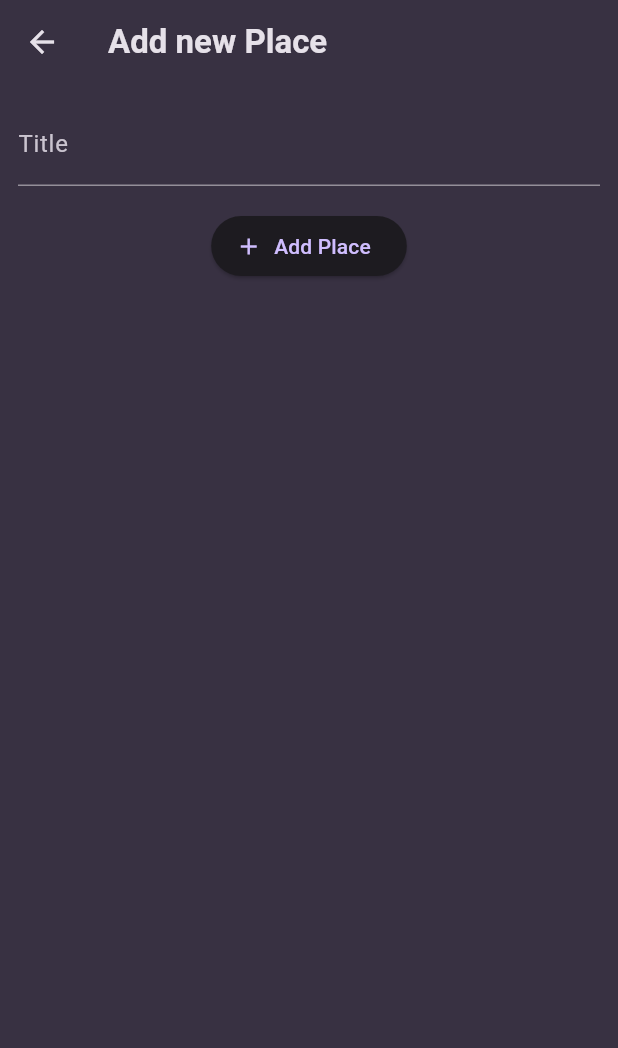
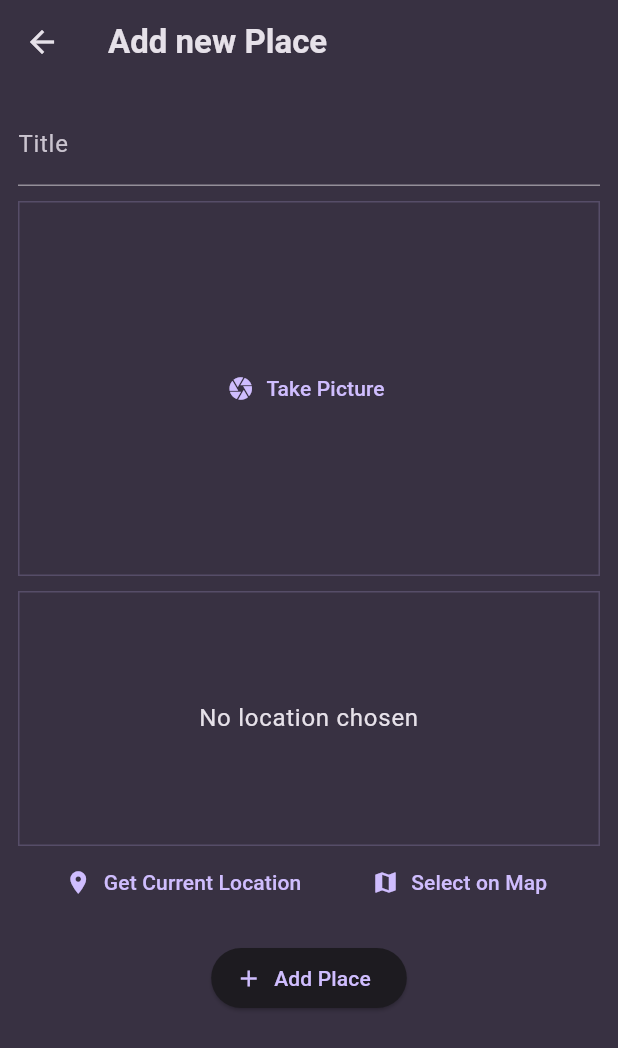
Before and after one commit to keitaSmith/favorite_places, a Flutter app: the AddPlaceScreen screen opened directly, on a phone screen of 412 x 824 dp. Shown: the top 1048 px of the screen. Run offline on Flutter 3.47's test engine with Material 3 defaults, Android fonts, the phone set to English and light mode, and no system bars; our stand-ins replace flutter_riverpod, google_fonts, image_picker, location.

Commit message:
added geolocation functionality, current location static snapshop, as well as native device features (use of camera) to take a picture, also added riverpod for state management

```diff
--- a/lib/models/place.dart
+++ b/lib/models/place.dart
@@ -1,9 +1,24 @@
 import 'package:uuid/uuid.dart';
+import 'dart:io';
 
 const uuid = Uuid();
 
+class PlaceLocation {
+  const PlaceLocation({
+    required this.latitude,
+    required this.longitude,
+    required this.address,
+  });
+  final double latitude;
+  final double longitude;
+  final String address;
+}
+
 class Place {
-  Place({required this.title}) : id = uuid.v4();
+  Place({required this.title, required this.image, required this.location})
+    : id = uuid.v4();
   final String id;
   final String title;
+  final File image;
+  final PlaceLocation location;
 }
--- a/lib/providers/userPlaces.dart
+++ b/lib/providers/userPlaces.dart
@@ -1,10 +1,11 @@
 import 'package:flutter_riverpod/flutter_riverpod.dart';
 import 'package:favorite_places/models/place.dart';
+import 'dart:io';
 
 class UserplacesNotifier extends StateNotifier<List<Place>> {
   UserplacesNotifier() : super(const []);
-  void addPlace(String title) {
-    final newPlace = Place(title: title);
+  void addPlace(String title, File image, PlaceLocation location) {
+    final newPlace = Place(title: title, image: image, location: location);
     state = [newPlace, ...state];
   }
 }
--- a/lib/screens/add_place.dart
+++ b/lib/screens/add_place.dart
@@ -1,6 +1,10 @@
 import 'package:favorite_places/providers/userPlaces.dart';
+import 'package:favorite_places/widgets/location_input.dart';
 import 'package:flutter/material.dart';
 import 'package:flutter_riverpod/flutter_riverpod.dart';
+import 'package:favorite_places/widgets/image_input.dart';
+import 'dart:io';
+import 'package:favorite_places/models/place.dart';
 
 class AddPlaceScreen extends ConsumerStatefulWidget {
   const AddPlaceScreen({super.key});
@@ -11,6 +15,8 @@ class AddPlaceScreen extends ConsumerStatefulWidget {
 
 class _AddPlaceScreenState extends ConsumerState<AddPlaceScreen> {
   final _titleController = TextEditingController();
+  File? _selectedImage;
+  PlaceLocation? _selectedLocation;
   @override
   void dispose() {
     _titleController.dispose();
@@ -19,10 +25,14 @@ class _AddPlaceScreenState extends ConsumerState<AddPlaceScreen> {
 
   void _savePlace() {
     final enteredTitle = _titleController.text;
-    if (enteredTitle.isEmpty) {
+    if (enteredTitle.isEmpty ||
+        _selectedImage == null ||
+        _selectedLocation == null) {
       return;
     }
-    ref.read(userPlacesProvider.notifier).addPlace(enteredTitle);
+    ref
+        .read(userPlacesProvider.notifier)
+        .addPlace(enteredTitle, _selectedImage!, _selectedLocation!);
     Navigator.of(context).pop();
   }
 
@@ -39,6 +49,14 @@ class _AddPlaceScreenState extends ConsumerState<AddPlaceScreen> {
               controller: _titleController,
               style: TextStyle(color: Theme.of(context).colorScheme.onSurface),
             ),
+            const SizedBox(height: 10),
+            ImageInput(onPickImage: (image) => _selectedImage = image),
+            const SizedBox(height: 10),
+            LocationInput(
+              onSelectLocation: (location) {
+                _selectedLocation = location;
+              },
+            ),
             const SizedBox(height: 16),
             ElevatedButton.icon(
               onPressed: _savePlace,
--- a/lib/screens/places.dart
+++ b/lib/screens/places.dart
@@ -24,7 +24,10 @@ class PlacesScreen extends ConsumerWidget {
           ),
         ],
       ),
-      body: PlacesList(places: userPlaces),
+      body: Padding(
+        padding: const EdgeInsets.all(8.0),
+        child: PlacesList(places: userPlaces),
+      ),
     );
   }
 }
--- /dev/null
+++ b/lib/widgets/image_input.dart
@@ -0,0 +1,58 @@
+import 'package:flutter/material.dart';
+import 'package:image_picker/image_picker.dart';
+import 'dart:io';
+
+class ImageInput extends StatefulWidget {
+  const ImageInput({super.key, required this.onPickImage});
+  final void Function(File image) onPickImage;
+
+  @override
+  State<ImageInput> createState() => _ImageInputState();
+}
+
+class _ImageInputState extends State<ImageInput> {
+  File? _selectedIamge;
+  void _takePicture() async {
+    final imagePicker = ImagePicker();
+    final pickedImage = await imagePicker.pickImage(
+      source: ImageSource.camera,
+      maxWidth: 600,
+    );
+    if (pickedImage == null) return;
+    setState(() {
+      _selectedIamge = File(pickedImage.path);
+    });
+    widget.onPickImage(_selectedIamge!);
+  }
+
+  @override
+  Widget build(BuildContext context) {
+    Widget content = TextButton.icon(
+      icon: const Icon(Icons.camera),
+      onPressed: _takePicture,
+      label: const Text('Take Picture'),
+    );
+    if (_selectedIamge != null) {
+      content = GestureDetector(
+        onTap: _takePicture,
+        child: Image.file(
+          _selectedIamge!,
+          fit: BoxFit.cover,
+          width: double.infinity,
+        ),
+      );
+    }
+    return Container(
+      decoration: BoxDecoration(
+        border: Border.all(
+          width: 1,
+          color: Theme.of(context).colorScheme.primary.withValues(alpha: 0.2),
+        ),
+      ),
+      height: 250,
+      width: double.infinity,
+      alignment: Alignment.center,
+      child: content,
+    );
+  }
+}
--- /dev/null
+++ b/lib/widgets/location_input.dart
@@ -0,0 +1,126 @@
+import 'package:favorite_places/models/place.dart';
+import 'package:flutter/material.dart';
+import 'package:location/location.dart';
+import 'package:http/http.dart' as http;
+import 'dart:convert';
+
+class LocationInput extends StatefulWidget {
+  const LocationInput({super.key, required this.onSelectLocation});
+  final void Function(PlaceLocation location) onSelectLocation;
+  @override
+  State<LocationInput> createState() => _LocationInputState();
+}
+
+class _LocationInputState extends State<LocationInput> {
+  PlaceLocation? _pickedLocation;
+  var _isGettingLocation = false;
+  String get locationImage {
+    final lat = _pickedLocation!.latitude;
+    final lng = _pickedLocation!.longitude;
+    return 'https://maps.googleapis.com/maps/api/staticmap?center=$lat,$lng&zoom=16&size=600x300&markers=color:red%7Clabel:F%7C$lat,$lng&key=AIzaSyAY41pEAcLIsvK2OXv5zIIIaQxdK-fLKs4';
+  }
+
+  void _getCurrentLocation() async {
+    Location location = Location();
+
+    bool serviceEnabled;
+    PermissionStatus permissionGranted;
+    LocationData locationData;
+
+    serviceEnabled = await location.serviceEnabled();
+    if (!serviceEnabled) {
+      serviceEnabled = await location.requestService();
+      if (!serviceEnabled) {
+        return;
+      }
+    }
+
+    permissionGranted = await location.hasPermission();
+    if (permissionGranted == PermissionStatus.denied) {
+      permissionGranted = await location.requestPermission();
+      if (permissionGranted != PermissionStatus.granted) {
+        return;
+      }
+    }
+    setState(() {
+      _isGettingLocation = true;
+    });
+
+    locationData = await location.getLocation();
+    final lat = locationData.latitude;
+    final lng = locationData.longitude;
+
+    if (lat == null || lng == null) return; //may want to add error message
+
+    final url = Uri.parse(
+      'https://maps.googleapis.com/maps/api/geocode/json?latlng=$lat,$lng&key=AIzaSyAY41pEAcLIsvK2OXv5zIIIaQxdK-fLKs4',
+    );
+    final response = await http.get(url);
+    final resData = json.decode(response.body);
+    final address = resData['results'][0]['formatted_address'];
+    setState(() {
+      _pickedLocation = PlaceLocation(
+        latitude: lat,
+        longitude: lng,
+        address: address,
+      );
+      _isGettingLocation = false;
+    });
+    widget.onSelectLocation(_pickedLocation!);
+  }
+
+  @override
+  Widget build(BuildContext context) {
+    Widget previewContent = Text(
+      'No location chosen',
+      textAlign: TextAlign.center,
+      style: Theme.of(context).textTheme.bodyLarge!.copyWith(
+        color: Theme.of(context).colorScheme.onSurface,
+      ),
+    );
+    if (_pickedLocation != null) {
+      previewContent = Image.network(
+        locationImage,
+        fit: BoxFit.cover,
+        width: double.infinity,
+        height: double.infinity,
+      );
+    }
+    if (_isGettingLocation) {
+      previewContent = const CircularProgressIndicator();
+    }
+    return Column(
+      children: [
+        Container(
+          height: 170,
+          width: double.infinity,
+          alignment: Alignment.center,
+          decoration: BoxDecoration(
+            border: Border.all(
+              width: 1,
+              color: Theme.of(
+                context,
+              ).colorScheme.primary.withValues(alpha: 0.2),
+            ),
+          ),
+          child: previewContent,
+        ),
+        Row(
+          mainAxisAlignment: MainAxisAlignment.spaceEvenly,
+          children: [
+            TextButton.icon(
+              icon: const Icon(Icons.location_on),
+              onPressed: _getCurrentLocation,
+              label: const Text('Get Current Location'),
+            ),
+            TextButton.icon(
+              icon: const Icon(Icons.map),
+              onPressed: () {},
+              label: const Text('Select on Map'),
+            ),
+          ],
+        ),
+      ],
+    );
+  }
+}
--- a/pubspec.yaml
+++ b/pubspec.yaml
@@ -37,6 +37,9 @@ dependencies:
   google_fonts: ^6.2.1
   uuid: ^4.5.1
   flutter_riverpod: ^2.6.1
+  image_picker: ^1.1.2
+  location: ^8.0.0
+  http: ^1.4.0
 
 dev_dependencies:
   flutter_test:
```
Also changed, not shown: lib/screens/places_detail.dart (+65 -0 lines), lib/widgets/places_list.dart (+18 -0 lines), pubspec.lock, 6 other files.
